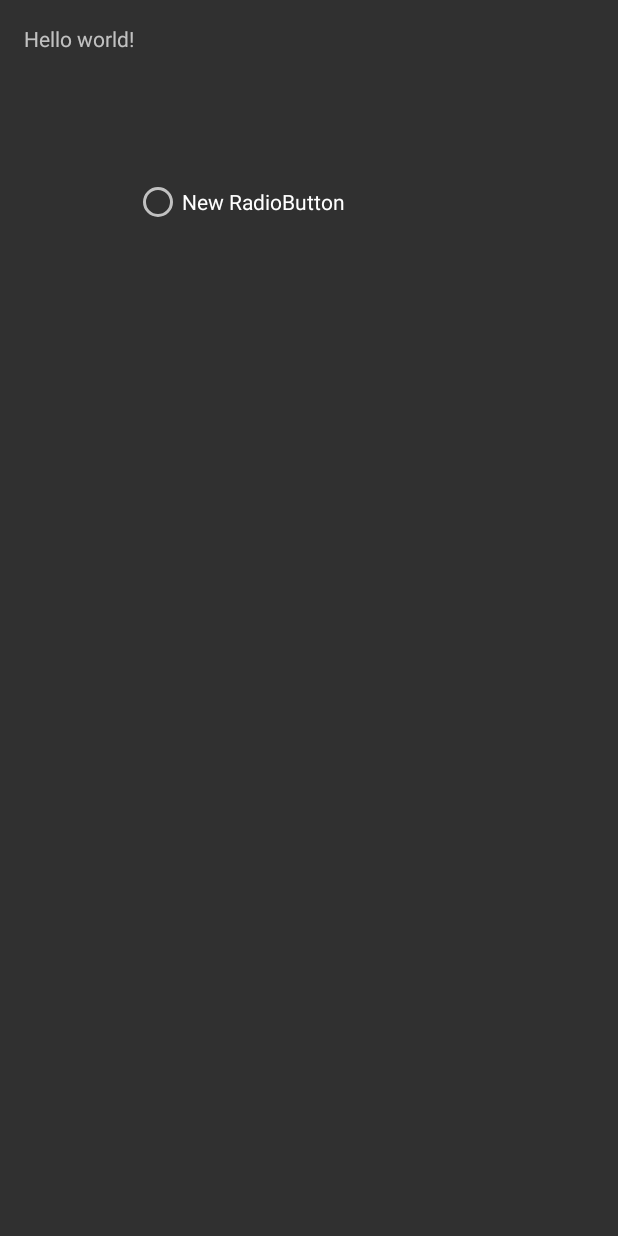
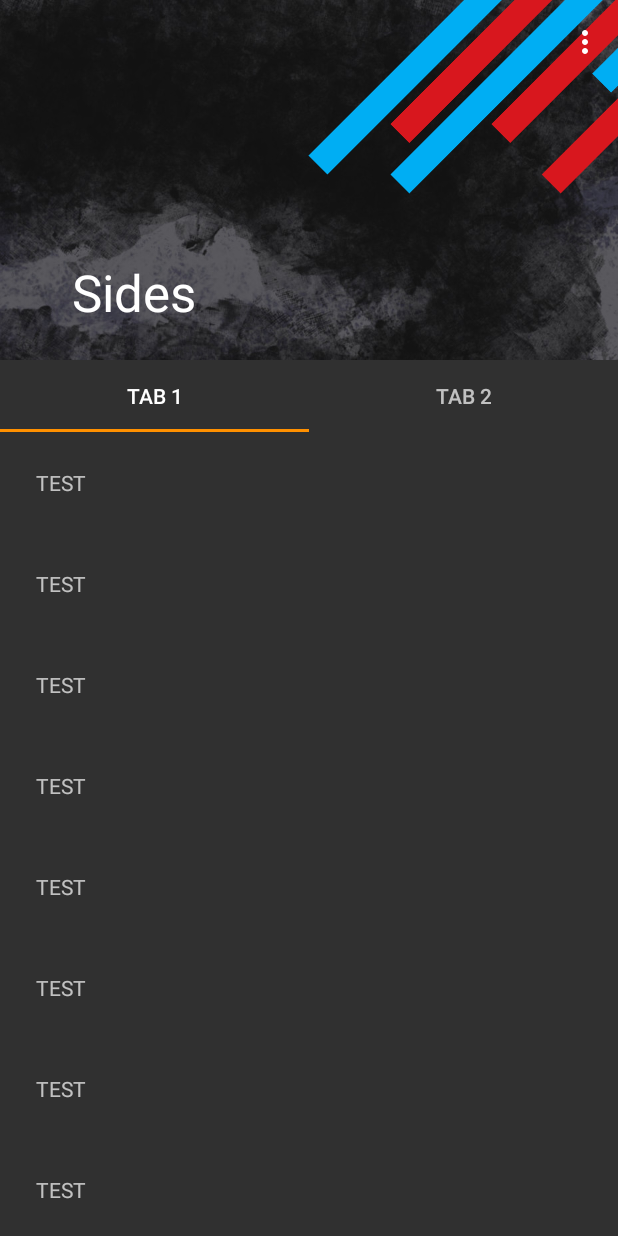
Before and after one commit to enricoros/sides, an Android app: the screen it shows after launch (MagazineActivity), on a phone screen of 412 x 824 dp. Before the commit the screen is almost empty. Run offline under Robolectric (Android 15) with nearby library versions, the phone set to English and light mode, and no system bars.

Commit message:
Improve mechanics, header, etc.

```diff
--- a/client/app/build.gradle
+++ b/client/app/build.gradle
@@ -27,5 +27,5 @@ dependencies {
     compile 'com.android.support:cardview-v7:23.0.1'
     compile 'com.android.support:recyclerview-v7:23.0.1'
     compile 'com.android.support:design:23.0.1'
-    compile 'com.google.android.gms:play-services-identity:7.3.0'
+//    compile 'com.google.android.gms:play-services-identity:7.3.0'
 }
--- a/client/app/src/main/java/com/enricoros/sides/MagazineActivity.java
+++ b/client/app/src/main/java/com/enricoros/sides/MagazineActivity.java
@@ -1,7 +1,9 @@
 package com.enricoros.sides;
 
+import android.support.design.widget.TabLayout;
 import android.support.v7.app.AppCompatActivity;
 import android.os.Bundle;
+import android.support.v7.widget.Toolbar;
 import android.view.Menu;
 import android.view.MenuItem;
 
@@ -11,6 +13,14 @@ public class MagazineActivity extends AppCompatActivity {
     protected void onCreate(Bundle savedInstanceState) {
         super.onCreate(savedInstanceState);
         setContentView(R.layout.activity_magazine);
+
+        // Set a ToolBar to replace the ActionBar.
+        Toolbar toolbar = (Toolbar) findViewById(R.id.toolbar);
+        setSupportActionBar(toolbar);
+
+        TabLayout tabLayout = (TabLayout) findViewById(R.id.tabbar);
+        tabLayout.addTab(tabLayout.newTab().setText("Tab 1"));
+        tabLayout.addTab(tabLayout.newTab().setText("Tab 2"));
     }
 
     @Override
--- a/client/app/src/main/res/layout/activity_magazine.xml
+++ b/client/app/src/main/res/layout/activity_magazine.xml
@@ -1,22 +1,131 @@
-<RelativeLayout xmlns:android="http://schemas.android.com/apk/res/android"
-    xmlns:tools="http://schemas.android.com/tools" android:layout_width="match_parent"
-    android:layout_height="match_parent" android:paddingLeft="@dimen/activity_horizontal_margin"
-    android:paddingRight="@dimen/activity_horizontal_margin"
-    android:paddingTop="@dimen/activity_vertical_margin"
-    android:paddingBottom="@dimen/activity_vertical_margin" tools:context=".MagazineActivity">
+<android.support.design.widget.CoordinatorLayout xmlns:android="http://schemas.android.com/apk/res/android"
+    xmlns:app="http://schemas.android.com/apk/res-auto"
+    android:id="@+id/main_content"
+    android:layout_width="match_parent"
+    android:layout_height="match_parent"
+    android:fitsSystemWindows="true">
 
-    <TextView android:text="@string/hello_world" android:layout_width="wrap_content"
-        android:layout_height="wrap_content"
-        android:id="@+id/textView" />
+    <LinearLayout
+        android:layout_width="match_parent"
+        android:layout_height="match_parent"
+        android:orientation="vertical"
+        app:layout_behavior="@string/appbar_scrolling_view_behavior">
 
-    <RadioButton
-        android:layout_width="wrap_content"
-        android:layout_height="wrap_content"
-        android:text="New RadioButton"
-        android:id="@+id/radioButton"
-        android:layout_below="@+id/textView"
-        android:layout_toRightOf="@+id/textView"
-        android:layout_toEndOf="@+id/textView"
-        android:layout_marginTop="83dp" />
+        <android.support.design.widget.TabLayout
+            android:id="@+id/tabbar"
+            android:layout_width="match_parent"
+            android:layout_height="48dp"
+            android:layout_marginTop="0dp" />
 
-</RelativeLayout>
+        <android.support.v4.widget.NestedScrollView
+            android:layout_width="match_parent"
+            android:layout_height="match_parent">
+
+            <!-- Your scrolling content -->
+            <LinearLayout
+                android:layout_width="match_parent"
+                android:layout_height="wrap_content"
+                android:orientation="vertical">
+
+                <TextView
+                    android:layout_width="wrap_content"
+                    android:layout_height="wrap_content"
+                    android:padding="24dp"
+                    android:text="TEST" />
+
+                <TextView
+                    android:layout_width="wrap_content"
+                    android:layout_height="wrap_content"
+                    android:padding="24dp"
+                    android:text="TEST" />
+
+                <TextView
+                    android:layout_width="wrap_content"
+                    android:layout_height="wrap_content"
+                    android:padding="24dp"
+                    android:text="TEST" />
+
+                <TextView
+                    android:layout_width="wrap_content"
+                    android:layout_height="wrap_content"
+                    android:padding="24dp"
+                    android:text="TEST" />
+
+                <TextView
+                    android:layout_width="wrap_content"
+                    android:layout_height="wrap_content"
+                    android:padding="24dp"
+                    android:text="TEST" />
+
+                <TextView
+                    android:layout_width="wrap_content"
+                    android:layout_height="wrap_content"
+                    android:padding="24dp"
+                    android:text="TEST" />
+
+                <TextView
+                    android:layout_width="wrap_content"
+                    android:layout_height="wrap_content"
+                    android:padding="24dp"
+                    android:text="TEST" />
+
+                <TextView
+                    android:layout_width="wrap_content"
+                    android:layout_height="wrap_content"
+                    android:padding="24dp"
+                    android:text="TEST" />
+            </LinearLayout>
+        </android.support.v4.widget.NestedScrollView>
+    </LinearLayout>
+
+    <android.support.design.widget.AppBarLayout
+        android:id="@+id/appbar"
+        android:layout_width="match_parent"
+        android:layout_height="@dimen/appbar_height"
+        android:fitsSystemWindows="true"
+        android:theme="@style/ThemeOverlay.AppCompat.Dark.ActionBar"
+        app:expanded="true">
+
+        <android.support.design.widget.CollapsingToolbarLayout
+            android:id="@+id/collapsing_toolbar"
+            android:layout_width="match_parent"
+            android:layout_height="match_parent"
+            android:fitsSystemWindows="true"
+            app:contentScrim="?attr/colorPrimary"
+            app:expandedTitleMarginEnd="64dp"
+            app:expandedTitleMarginStart="48dp"
+            app:layout_scrollFlags="scroll|exitUntilCollapsed">
+
+            <!-- background that goes away -->
+            <FrameLayout
+                android:layout_width="match_parent"
+                android:layout_height="match_parent"
+                app:layout_collapseMode="parallax">
+
+                <ImageView
+                    android:id="@+id/backdrop"
+                    android:layout_width="match_parent"
+                    android:layout_height="match_parent"
+                    android:scaleType="centerCrop"
+                    android:src="@drawable/deco_header_back" />
+
+                <ImageView
+                    android:layout_width="wrap_content"
+                    android:layout_height="wrap_content"
+                    android:layout_gravity="top|end"
+                    android:src="@drawable/deco_sides_politics" />
+            </FrameLayout>
+
+            <!-- main toolbar (and action bar) of the application -->
+            <android.support.v7.widget.Toolbar
+                android:id="@+id/toolbar"
+                android:layout_width="match_parent"
+                android:layout_height="?attr/actionBarSize"
+                app:layout_collapseMode="pin"
+                app:popupTheme="@style/ThemeOverlay.AppCompat.Light" />
+
+        </android.support.design.widget.CollapsingToolbarLayout>
+
+    </android.support.design.widget.AppBarLayout>
+
+</android.support.design.widget.CoordinatorLayout>
--- a/client/app/src/main/res/values/dimens.xml
+++ b/client/app/src/main/res/values/dimens.xml
@@ -2,4 +2,7 @@
     <!-- Default screen margins, per the Android Design guidelines. -->
     <dimen name="activity_horizontal_margin">16dp</dimen>
     <dimen name="activity_vertical_margin">16dp</dimen>
+
+    <dimen name="appbar_height">240dp</dimen>
+
 </resources>
--- a/client/app/src/main/res/values/styles.xml
+++ b/client/app/src/main/res/values/styles.xml
@@ -2,8 +2,9 @@
 
     <!-- Base application theme. -->
     <style name="AppTheme" parent="@style/Theme.AppCompat.NoActionBar">
+
+
     </style>
 
 
-
 </resources>
```
Also changed, not shown: client/app/src/main/res/drawable-xxhdpi/deco_sides_politics.png (added), 2 other files.
